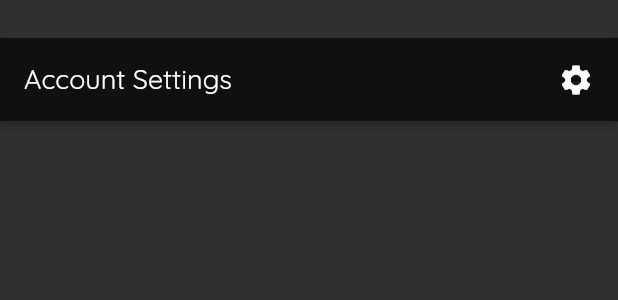
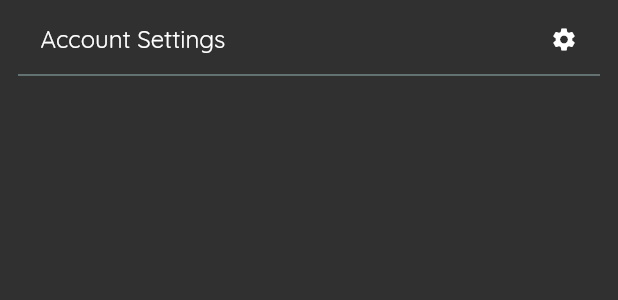
Before and after one commit to imranZMiko/Eten, a Flutter app: the AccountOptions widget shown alone on an empty page, opened directly, on a phone screen of 412 x 824 dp. Shown: the top 300 px of the screen. Run offline on Flutter 3.47's test engine with Material 2 defaults, Android fonts, the light colour scheme and no system bars; our stand-ins replace cloud_firestore, firebase_auth, firebase_core, firebase_storage, image_picker, shared_preferences; missing offline and left inert: day_night_switcher; accounts and stored records are empty; network calls fail.

Commit message:
Changed the account screen account options visuals

```diff
--- a/lib/widgets/account_logged_in.dart
+++ b/lib/widgets/account_logged_in.dart
@@ -40,7 +40,7 @@ class _AccountLoggedInState extends State<AccountLoggedIn> {
             body: ListView(
               children: [
                 AccountDash(),
-                Container(height: 15),
+                Container(height: 35),
                 GestureDetector(
                   onTap: () {
                     setState(() {
--- a/lib/widgets/account_options.dart
+++ b/lib/widgets/account_options.dart
@@ -14,19 +14,30 @@ class AccountOptions extends StatelessWidget {
 
   @override
   Widget build(BuildContext context) {
-    return Card(
-      margin: EdgeInsets.only(
-        top: 25,
-
-      ),
-      elevation: 2,
-      child: ListTile(
-        tileColor: Theme.of(context).backgroundColor,
-        leading: Text(
-          title,
-          style: TextStyle(fontSize: 18),
-        ),
-        trailing: Icon(icon),
+    return Padding(
+      padding: EdgeInsets.symmetric(horizontal: 12, vertical: 10),
+      child: Column(
+        children: [
+          Padding(
+            padding: EdgeInsets.symmetric(
+                vertical: 6, horizontal: 15),
+            child: Row(
+              children: [
+                Expanded(
+                  child: Text(
+                    title,
+                    style: TextStyle(fontSize: 16),
+                  ),
+                ),
+                Icon(icon, size: 18,),
+              ],
+            ),
+          ),
+          Divider(
+            color: Colors.teal.shade100,
+            thickness: 0.5,
+          ),
+        ],
       ),
     );
   }
```
